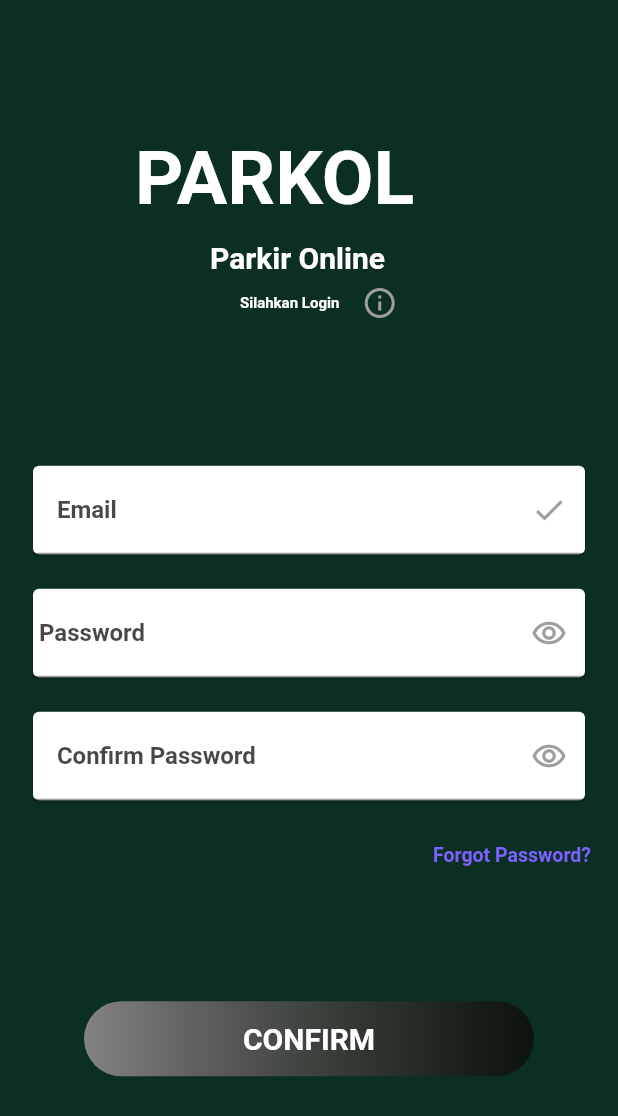
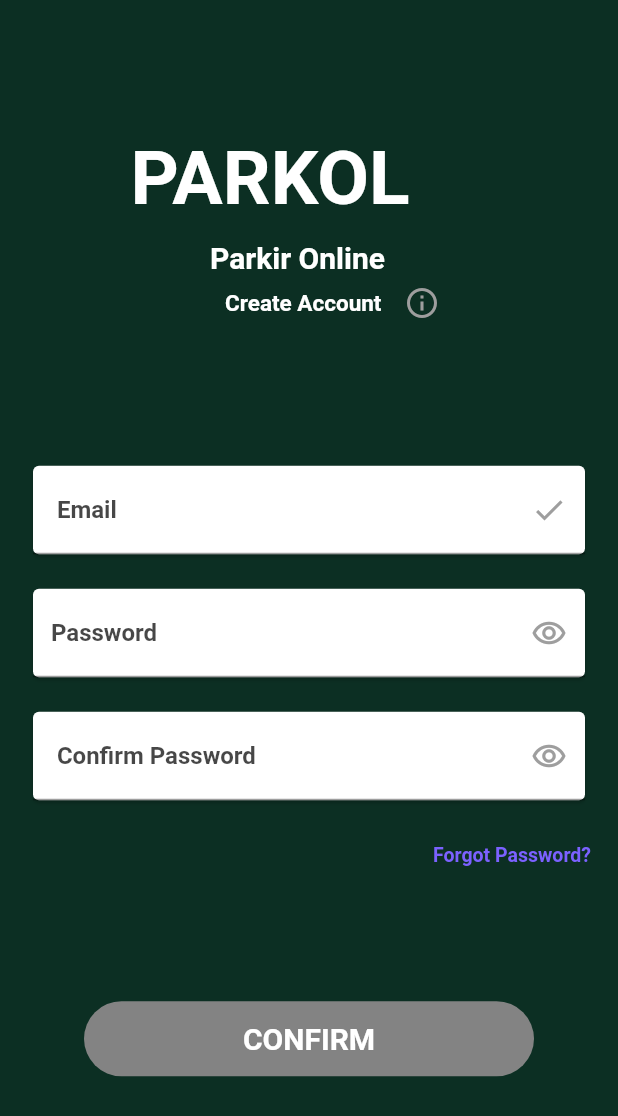
Before and after one commit to fach3f/Parkol-ParkirOnline, a Flutter app: the Signup screen opened directly, on a phone screen of 412 x 824 dp. Shown: the top 1116 px of the screen. Run offline on Flutter 3.47's test engine with Material 2 defaults, Android fonts, the phone set to English and light mode, and no system bars; our stand-ins replace google_fonts, loading_animation_widget; Roboto replaces fonts that are missing (Goldman).

Commit message:
Update Signup.dart

```diff
--- a/lib/Signup.dart
+++ b/lib/Signup.dart
@@ -1,5 +1,6 @@
 import 'package:flutter/material.dart';
 import 'package:google_fonts/google_fonts.dart';
+import 'package:parkol/Login.dart';
 
 class Signup extends StatefulWidget {
   const Signup({Key? key}) : super(key: key);
@@ -17,7 +18,7 @@ class _SignupState extends State<Signup> {
         children: [
           Container(
             child: Padding(
-              padding: const EdgeInsets.only(top: 90, left: 90),
+              padding: const EdgeInsets.only(top: 90, left: 87),
               child: Text(
                 'PARKOL',
                 style: GoogleFonts.goldman(
@@ -43,13 +44,13 @@ class _SignupState extends State<Signup> {
           ),
           Container(
             child: Padding(
-              padding: const EdgeInsets.only(top: 190, left: 160),
+              padding: const EdgeInsets.only(top: 190, left: 150),
               child: Row(
                 children: [
                   Text(
-                    'Silahkan Login',
+                    'Create Account',
                     style: GoogleFonts.goldman(
-                      fontSize: 10,
+                      fontSize: 15,
                       color: Colors.white,
                       fontWeight: FontWeight.bold,
                     ),
@@ -100,7 +101,7 @@ class _SignupState extends State<Signup> {
                             Icons.remove_red_eye_outlined,
                             color: Colors.grey,
                           ),
-                          labelText: ' Password',
+                          labelText: '   Password',
                           labelStyle: GoogleFonts.goldman().copyWith(
                             fontWeight: FontWeight.bold,
                             color: Color.fromARGB(184, 0, 0, 0),
@@ -149,14 +150,15 @@ class _SignupState extends State<Signup> {
                       width: 300,
                       decoration: BoxDecoration(
                         borderRadius: BorderRadius.circular(45),
-                        gradient: const LinearGradient(
-                            colors: [Color(0XFF838383), Color.fromARGB(184, 11, 9, 3)]),
+                        color: Color(0XFF838383)
                       ),
                       child: TextButton(
-                        onPressed: () {},
+                        onPressed: () {Navigator.push(context, MaterialPageRoute(builder: (context) => Login()));
+                        },
                         child: const Text(
                           'CONFIRM',
                           style: TextStyle(fontWeight: FontWeight.bold, fontSize: 20, color: Colors.white),
+
                         ),
                       ),
                     ),
```
